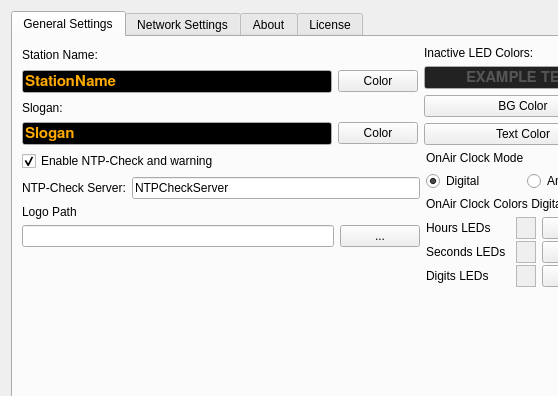
This is settings.ui in saschaludwig/OnAirScreen as Qt 5 draws it before an edit; both pictures show x 0 to 558 and y 0 to 396 of the 644 by 644 pixel window. The edited form follows.
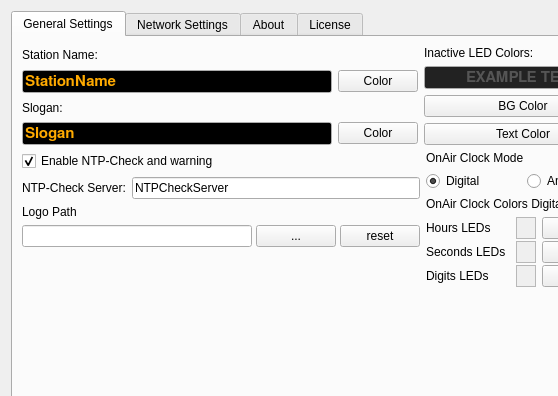
This is the edited form. Icons and pictures are not drawn.

Commit message: added logo reset button

Patch:
```diff
--- a/settings.ui
+++ b/settings.ui
@@ -497,6 +497,9 @@
            </item>
            <item>
             <layout class="QHBoxLayout" name="horizontalLayout_13">
+             <property name="spacing">
+              <number>4</number>
+             </property>
              <item>
               <widget class="QLineEdit" name="logoPath"/>
              </item>
@@ -507,6 +510,13 @@
                </property>
               </widget>
              </item>
+             <item>
+              <widget class="QPushButton" name="resetLogoButton">
+               <property name="text">
+                <string>reset</string>
+               </property>
+              </widget>
+             </item>
             </layout>
            </item>
            <item>
```
The commit also changes 1 other file.
